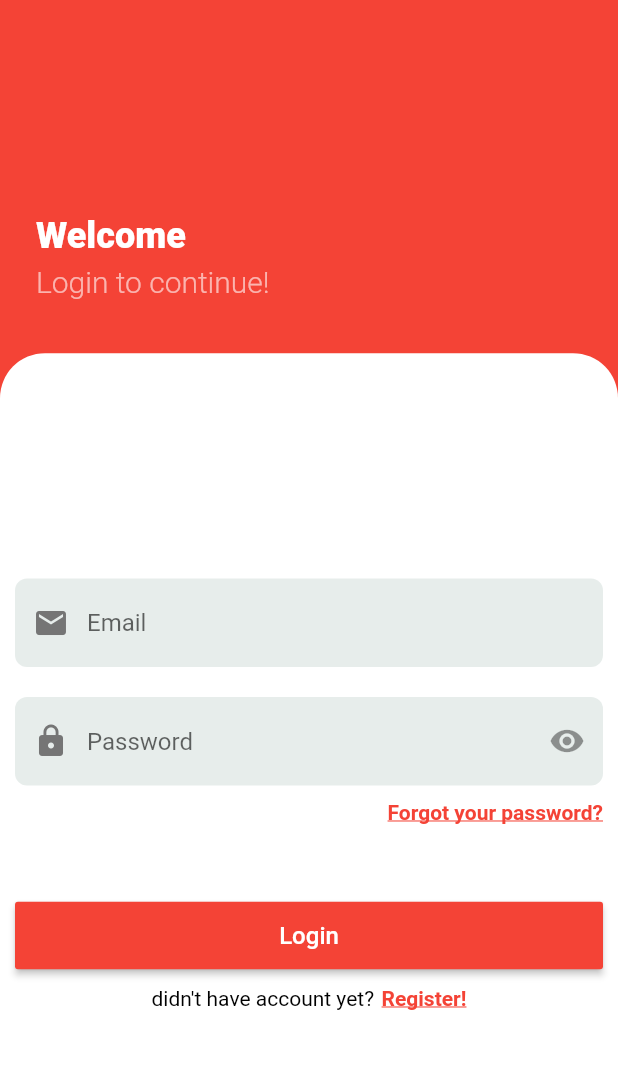
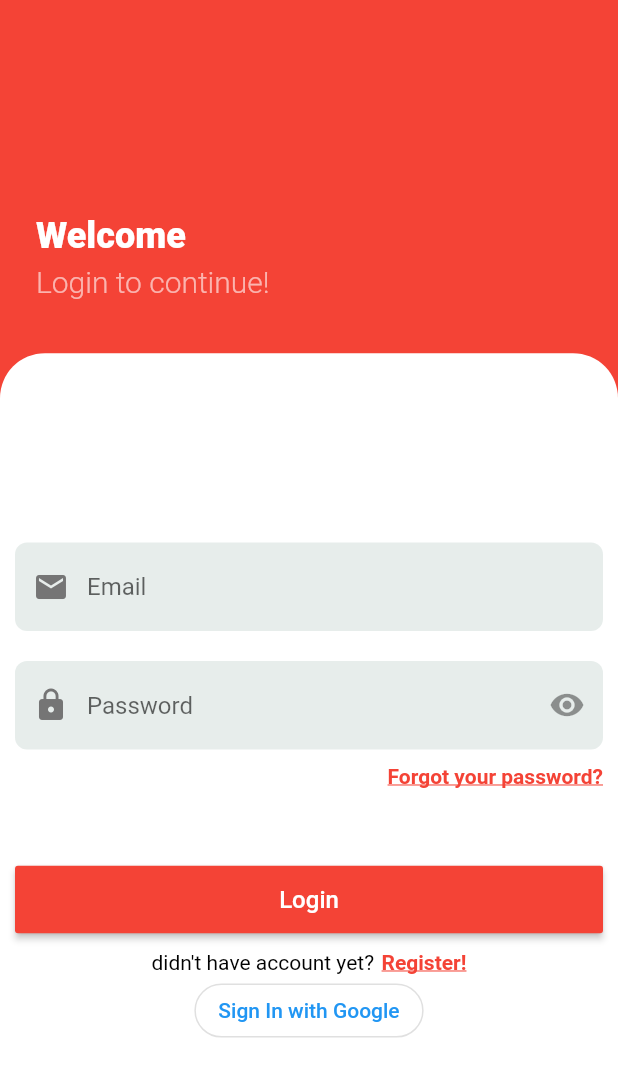
Before and after one commit to AndhikaK/chatapp, a Flutter app: the LoginPage screen opened directly, on a phone screen of 412 x 824 dp. Shown: the top 1077 px of the screen. Run offline on Flutter 3.47's test engine with Material 2 defaults, Android fonts, the phone set to English and light mode, and no system bars; our stand-ins replace bubble, cloud_firestore, email_validator, firebase_auth, firebase_core, google_sign_in; accounts and stored records are empty.

Commit message:
successfully add google social sign in

```diff
--- a/lib/pages/login_page.dart
+++ b/lib/pages/login_page.dart
@@ -1,5 +1,6 @@
 import 'package:chatapp/service/auth.dart';
 import 'package:chatapp/service/custom_localization.dart';
+import 'package:chatapp/widgets/google_sign_in_button.dart';
 // import 'package:firebase_auth/firebase_auth.dart';
 import 'package:flutter/material.dart';
 import 'package:chatapp/pages/register_page.dart';
@@ -256,6 +257,7 @@ class _LoginPageState extends State<LoginPage> {
                               )
                             ],
                           ),
+                          GoogleSignInButton(),
                         ],
                       ),
                     ),
--- /dev/null
+++ b/lib/widgets/google_sign_in_button.dart
@@ -0,0 +1,28 @@
+import 'package:chatapp/service/auth.dart';
+import 'package:flutter/material.dart';
+
+class GoogleSignInButton extends StatefulWidget {
+  @override
+  _GoogleSignInButtonState createState() => _GoogleSignInButtonState();
+}
+
+class _GoogleSignInButtonState extends State<GoogleSignInButton> {
+  @override
+  Widget build(BuildContext context) {
+    return OutlinedButton(
+      onPressed: () {
+        // context.read<AuthenticationServices>().signInWithGoogle();
+        Auth().signInWithGoogle(context);
+      },
+      style: ButtonStyle(
+        backgroundColor: MaterialStateProperty.all(Colors.white),
+        shape: MaterialStateProperty.all(
+          RoundedRectangleBorder(
+            borderRadius: BorderRadius.circular(40),
+          ),
+        ),
+      ),
+      child: Text("Sign In with Google"),
+    );
+  }
+}
--- a/pubspec.yaml
+++ b/pubspec.yaml
@@ -33,6 +33,7 @@ dependencies:
 
   flutter_localizations:
     sdk: flutter
+  google_sign_in: ^5.0.4
 
 dev_dependencies:
   flutter_test:
```
Also changed, not shown: lib/service/auth.dart (+33 -0 lines), lib/widgets/custom_profile_appbar.dart (added, +18 -0 lines), assets/svg/google-icon.svg (added), pubspec.lock.
